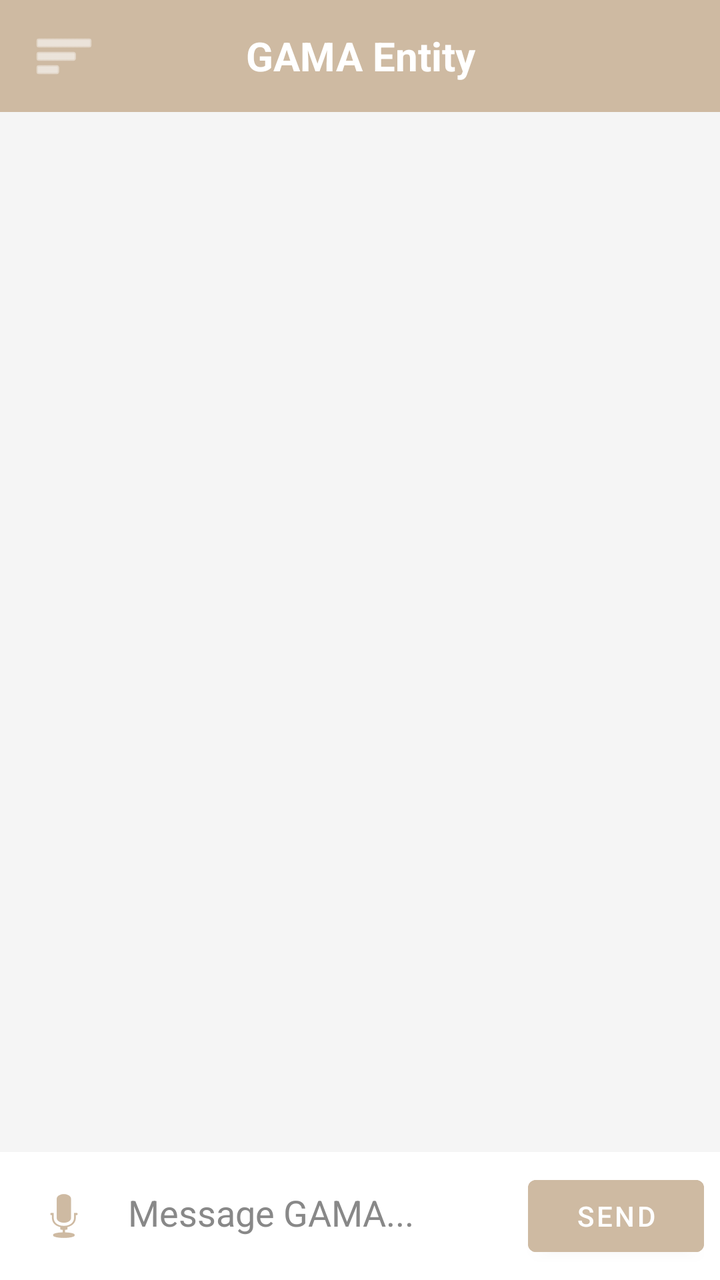
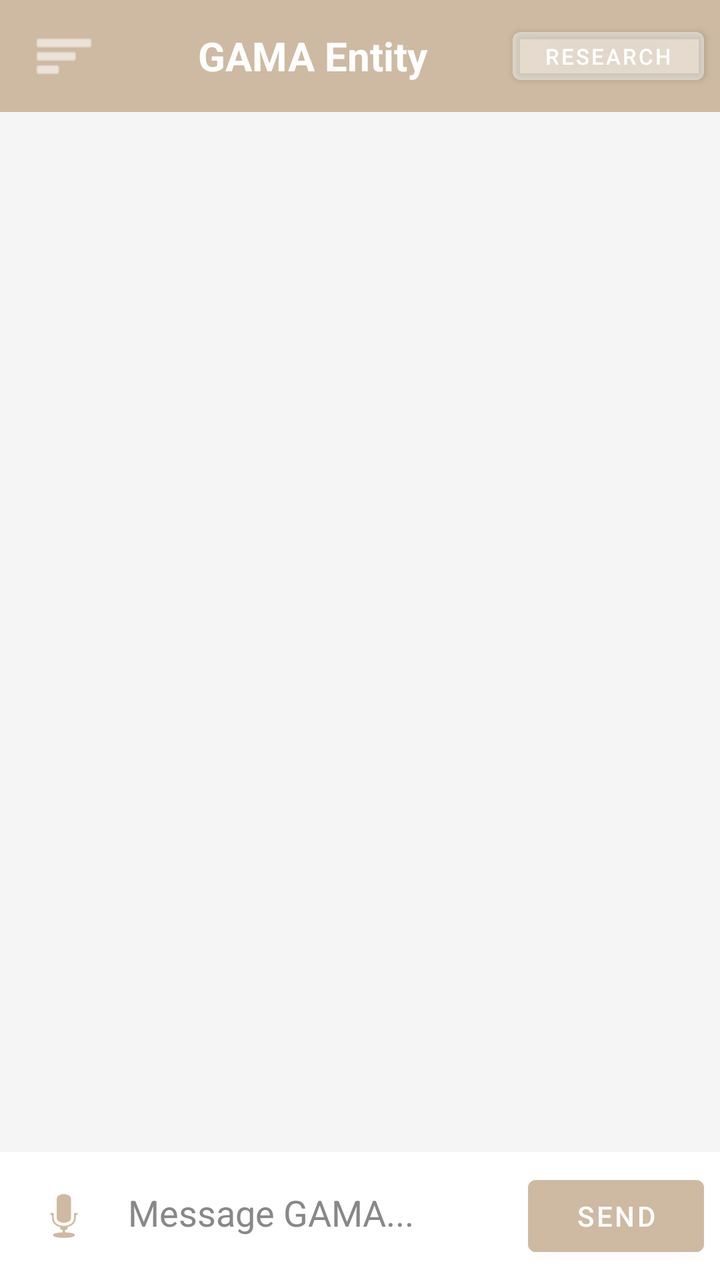

Compare the two renders of this Android layout. The source of the first and the diff that turns it into the second are given below.
<!-- AndroidManifest.xml: application theme Theme.GamaEntity -->
<!-- res/layout/activity_main.xml -->
<?xml version="1.0" encoding="utf-8"?>
<androidx.drawerlayout.widget.DrawerLayout
    xmlns:android="http://schemas.android.com/apk/res/android"
    android:id="@+id/drawerLayout"
    android:layout_width="match_parent"
    android:layout_height="match_parent"
    android:fitsSystemWindows="true">

    <LinearLayout
        android:layout_width="match_parent"
        android:layout_height="match_parent"
        android:orientation="vertical"
        android:background="@color/background">

        <LinearLayout
            android:layout_width="match_parent"
            android:layout_height="56dp"
            android:orientation="horizontal"
            android:background="@color/primary"
            android:gravity="center_vertical">

            <ImageButton
                android:id="@+id/menuButton"
                android:layout_width="48dp"
                android:layout_height="48dp"
                android:src="@android:drawable/ic_menu_sort_by_size"
                android:background="@android:color/transparent"
                android:tint="#FFFFFF"
                android:layout_marginStart="8dp"/>

            <TextView
                android:layout_width="0dp"
                android:layout_height="wrap_content"
                android:layout_weight="1"
                android:text="GAMA Entity"
                android:textSize="20sp"
                android:textStyle="bold"
                android:textColor="#FFFFFF"
                android:gravity="center"/>

            <View
                android:layout_width="56dp"
                android:layout_height="48dp"/>

        </LinearLayout>

        <ScrollView
            android:id="@+id/scrollView"
            android:layout_width="match_parent"
            android:layout_height="0dp"
            android:layout_weight="1"
            android:padding="8dp">

            <LinearLayout
                android:id="@+id/messagesContainer"
                android:layout_width="match_parent"
                android:layout_height="wrap_content"
                android:orientation="vertical"
                android:padding="8dp"/>

        </ScrollView>

        <com.rio.gamaentity.WaveformView
            android:id="@+id/waveformView"
            android:layout_width="match_parent"
            android:layout_height="48dp"
            android:visibility="gone"/>

        <TextView
            android:id="@+id/typingIndicator"
            android:layout_width="wrap_content"
            android:layout_height="wrap_content"
            android:text="GAMA is thinking..."
            android:textSize="13sp"
            android:textColor="@color/text_hint"
            android:paddingStart="24dp"
            android:paddingBottom="4dp"
            android:visibility="gone"/>

        <LinearLayout
            android:layout_width="match_parent"
            android:layout_height="wrap_content"
            android:orientation="horizontal"
            android:padding="8dp"
            android:background="@color/surface">

            <ImageButton
                android:id="@+id/micButton"
                android:layout_width="48dp"
                android:layout_height="48dp"
                android:src="@android:drawable/ic_btn_speak_now"
                android:background="@android:color/transparent"
                android:tint="@color/primary"/>

            <EditText
                android:id="@+id/inputField"
                android:layout_width="0dp"
                android:layout_height="wrap_content"
                android:layout_weight="1"
                android:hint="Message GAMA..."
                android:textColorHint="@color/text_hint"
                android:textColor="@color/text_primary"
                android:inputType="textMultiLine"
                android:maxLines="4"
                android:padding="8dp"
                android:background="@android:color/transparent"/>

            <Button
                android:id="@+id/sendButton"
                android:layout_width="wrap_content"
                android:layout_height="wrap_content"
                android:text="Send"
                android:backgroundTint="@color/primary"
                android:textColor="#FFFFFF"/>

        </LinearLayout>

    </LinearLayout>

    <LinearLayout
        android:id="@+id/drawerContent"
        android:layout_width="280dp"
        android:layout_height="match_parent"
        android:layout_gravity="start"
        android:orientation="vertical"
        android:background="@color/primary"
        android:padding="8dp"/>

</androidx.drawerlayout.widget.DrawerLayout>
<!-- resources referenced by this layout -->
<resources>
  <color name="background">#F5F5F5</color>
  <color name="primary">#CEBAA2</color>
  <color name="surface">#FFFFFF</color>
  <color name="text_hint">#888888</color>
  <color name="text_primary">#111111</color>
  <style name="Theme.GamaEntity" parent="Theme.MaterialComponents.DayNight.NoActionBar">
          <item name="colorPrimary">@color/primary</item>
          <item name="colorPrimaryVariant">@color/primary</item>
          <item name="colorOnPrimary">#FFFFFF</item>
          <item name="android:windowBackground">@color/background</item>
      </style>
</resources>

<!-- the commit's change to res/layout/activity_main.xml (unified diff, before → after) -->
@@ -29,6 +29,7 @@
                 android:layout_marginStart="8dp"/>
 
             <TextView
+                android:id="@+id/toolbarTitle"
                 android:layout_width="0dp"
                 android:layout_height="wrap_content"
                 android:layout_weight="1"
@@ -38,12 +39,19 @@
                 android:textColor="#FFFFFF"
                 android:gravity="center"/>
 
-            <View
-                android:layout_width="56dp"
-                android:layout_height="48dp"/>
+            <Button
+                android:id="@+id/modeToggleBtn"
+                android:layout_width="wrap_content"
+                android:layout_height="36dp"
+                android:text="Research"
+                android:textSize="11sp"
+                android:textColor="#FFFFFF"
+                android:backgroundTint="#44FFFFFF"
+                android:layout_marginEnd="8dp"/>
 
         </LinearLayout>
 
+        
         <ScrollView
             android:id="@+id/scrollView"
             android:layout_width="match_parent"
@@ -53,6 +61,24 @@
 
             <LinearLayout
                 android:id="@+id/messagesContainer"
+                android:layout_width="match_parent"
+                android:layout_height="wrap_content"
+                android:orientation="vertical"
+                android:padding="8dp"/>
+
+        </ScrollView>
+
+        
+        <ScrollView
+            android:id="@+id/researchScrollView"
+            android:layout_width="match_parent"
+            android:layout_height="0dp"
+            android:layout_weight="1"
+            android:padding="8dp"
+            android:visibility="gone">
+
+            <LinearLayout
+                android:id="@+id/researchMessagesContainer"
                 android:layout_width="match_parent"
                 android:layout_height="wrap_content"
                 android:orientation="vertical"
@@ -92,6 +118,15 @@
                 android:background="@android:color/transparent"
                 android:tint="@color/primary"/>
 
+            <ImageButton
+                android:id="@+id/attachButton"
+                android:layout_width="48dp"
+                android:layout_height="48dp"
+                android:src="@android:drawable/ic_menu_add"
+                android:background="@android:color/transparent"
+                android:tint="@color/primary"
+                android:visibility="gone"/>
+
             <EditText
                 android:id="@+id/inputField"
                 android:layout_width="0dp"
